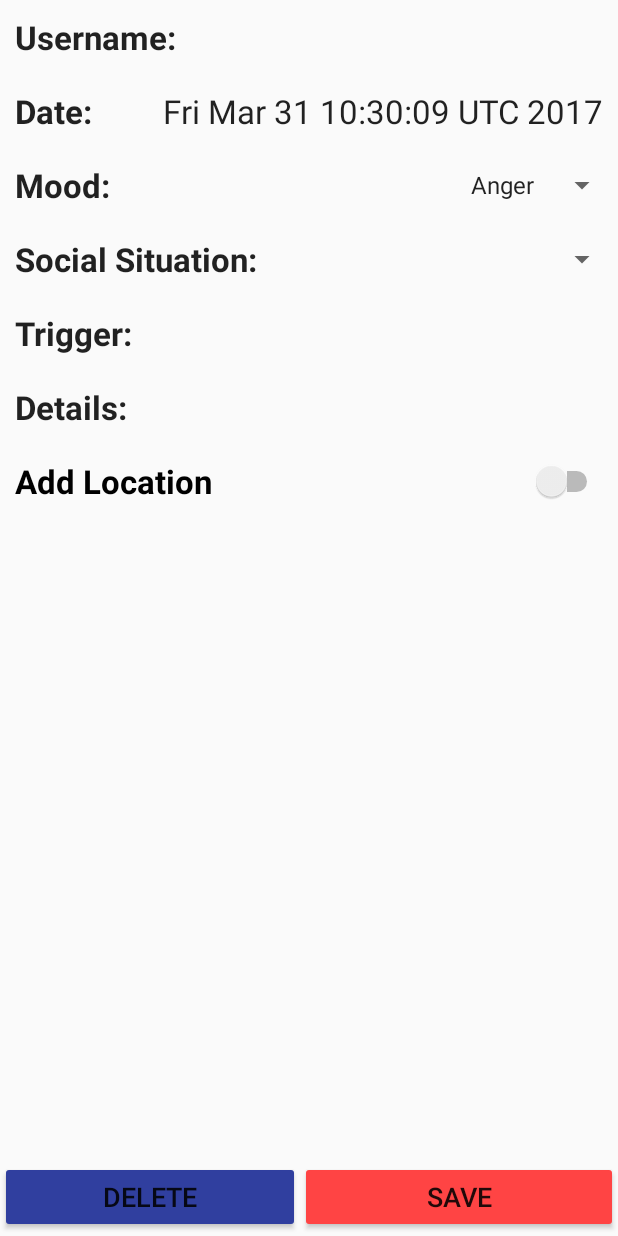
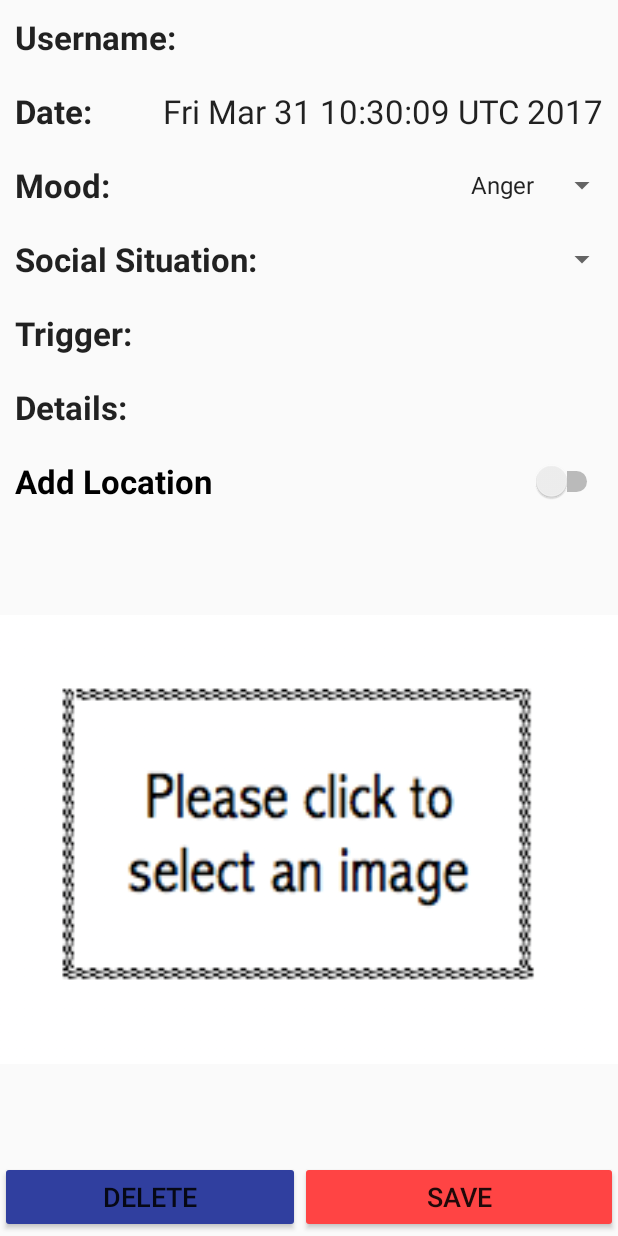
Before and after one commit to CMPUT301W17T16/Andromeda, an Android app: the AddMoodActivity screen opened directly, with no data from a screen before it, on a phone screen of 412 x 824 dp. Run offline under Robolectric (Android 15) with nearby library versions, the phone set to English and light mode, and no system bars.

Commit message:
added select image to AddMood

```diff
--- a/app/src/main/res/layout/activity_add_mood.xml
+++ b/app/src/main/res/layout/activity_add_mood.xml
@@ -223,10 +223,10 @@
         android:layout_height="match_parent"
         android:layout_above="@+id/linearLayout7"
         android:layout_alignParentStart="true"
+        android:layout_below="@+id/linearLayout8"
         android:layout_weight="1.05"
         android:onClick="PictureHolder"
-        app:srcCompat="@android:color/transparent"
-        android:layout_below="@+id/linearLayout8" />
+        app:srcCompat="@drawable/select" />
 
     <LinearLayout
         android:layout_width="match_parent"
```
Also changed, not shown: app/src/main/res/drawable-hdpi/select.png (added).
